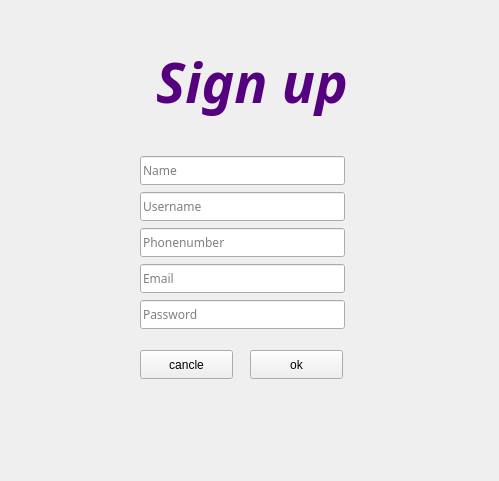
Before: the Qt Designer form signup.ui in A-hmy/SkullKing_Endless-Loop_8, drawn with Qt 5.
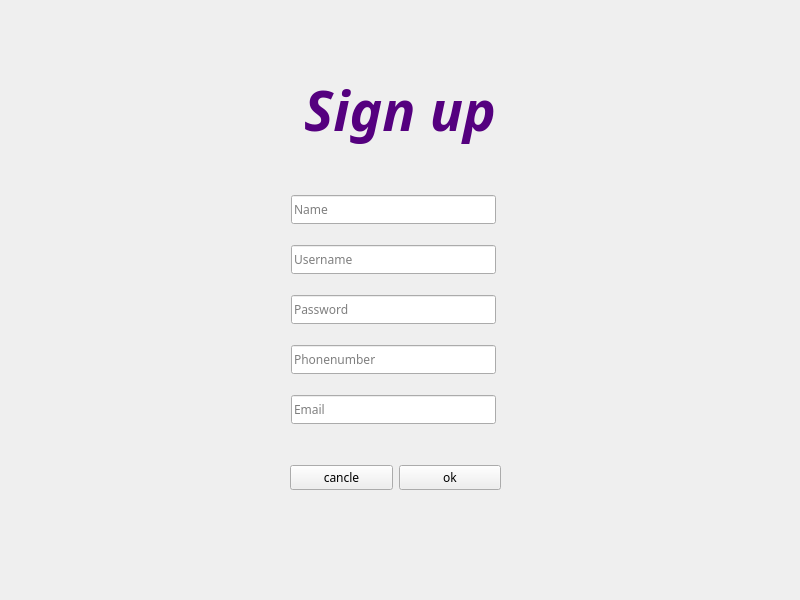
After: the same form once the commit is applied.

Commit message: Change Design of signup

Diff of the .ui file:
```diff
--- a/signup.ui
+++ b/signup.ui
@@ -6,18 +6,18 @@
    <rect>
     <x>0</x>
     <y>0</y>
-    <width>499</width>
-    <height>481</height>
+    <width>800</width>
+    <height>600</height>
    </rect>
   </property>
   <property name="windowTitle">
    <string>Form</string>
   </property>
-  <widget class="QLineEdit" name="password">
+  <widget class="QLineEdit" name="name">
    <property name="geometry">
     <rect>
-     <x>140</x>
-     <y>300</y>
+     <x>291</x>
+     <y>195</y>
      <width>205</width>
      <height>29</height>
     </rect>
@@ -28,14 +28,14 @@
     </font>
    </property>
    <property name="placeholderText">
-    <string>Password</string>
+    <string>Name</string>
    </property>
   </widget>
   <widget class="QLineEdit" name="phonenumber">
    <property name="geometry">
     <rect>
-     <x>140</x>
-     <y>228</y>
+     <x>291</x>
+     <y>345</y>
      <width>205</width>
      <height>29</height>
     </rect>
@@ -49,24 +49,11 @@
     <string>Phonenumber</string>
    </property>
   </widget>
-  <widget class="QPushButton" name="ok">
+  <widget class="QLineEdit" name="password">
    <property name="geometry">
     <rect>
-     <x>250</x>
-     <y>350</y>
-     <width>93</width>
-     <height>29</height>
-    </rect>
-   </property>
-   <property name="text">
-    <string>ok</string>
-   </property>
-  </widget>
-  <widget class="QLineEdit" name="name">
-   <property name="geometry">
-    <rect>
-     <x>140</x>
-     <y>156</y>
+     <x>291</x>
+     <y>295</y>
      <width>205</width>
      <height>29</height>
     </rect>
@@ -80,27 +67,14 @@
     <string/>
    </property>
    <property name="placeholderText">
-    <string>Name</string>
-   </property>
-  </widget>
-  <widget class="QPushButton" name="cancle">
-   <property name="geometry">
-    <rect>
-     <x>140</x>
-     <y>350</y>
-     <width>93</width>
-     <height>29</height>
-    </rect>
-   </property>
-   <property name="text">
-    <string>cancle</string>
+    <string>Password</string>
    </property>
   </widget>
   <widget class="QLineEdit" name="email">
    <property name="geometry">
     <rect>
-     <x>140</x>
-     <y>264</y>
+     <x>291</x>
+     <y>395</y>
      <width>205</width>
      <height>29</height>
     </rect>
@@ -117,8 +91,8 @@
   <widget class="QLineEdit" name="username">
    <property name="geometry">
     <rect>
-     <x>140</x>
-     <y>192</y>
+     <x>291</x>
+     <y>245</y>
      <width>205</width>
      <height>29</height>
     </rect>
@@ -135,16 +109,16 @@
   <widget class="QLabel" name="label_6">
    <property name="geometry">
     <rect>
-     <x>52</x>
-     <y>-18</y>
-     <width>400</width>
-     <height>200</height>
+     <x>250</x>
+     <y>50</y>
+     <width>300</width>
+     <height>119</height>
     </rect>
    </property>
    <property name="minimumSize">
     <size>
-     <width>400</width>
-     <height>200</height>
+     <width>300</width>
+     <height>100</height>
     </size>
    </property>
    <property name="maximumSize">
@@ -171,6 +145,42 @@
     <set>Qt::AlignCenter</set>
    </property>
   </widget>
+  <widget class="QWidget" name="">
+   <property name="geometry">
+    <rect>
+     <x>290</x>
+     <y>460</y>
+     <width>211</width>
+     <height>35</height>
+    </rect>
+   </property>
+   <layout class="QGridLayout" name="gridLayout">
+    <item row="0" column="0">
+     <widget class="QPushButton" name="cancle">
+      <property name="font">
+       <font>
+        <family>Segoe Script</family>
+       </font>
+      </property>
+      <property name="text">
+       <string>cancle</string>
+      </property>
+     </widget>
+    </item>
+    <item row="0" column="1">
+     <widget class="QPushButton" name="ok">
+      <property name="font">
+       <font>
+        <family>Segoe Script</family>
+       </font>
+      </property>
+      <property name="text">
+       <string>ok</string>
+      </property>
+     </widget>
+    </item>
+   </layout>
+  </widget>
  </widget>
  <resources/>
  <connections/>
```
The commit also changes 2 other files.
